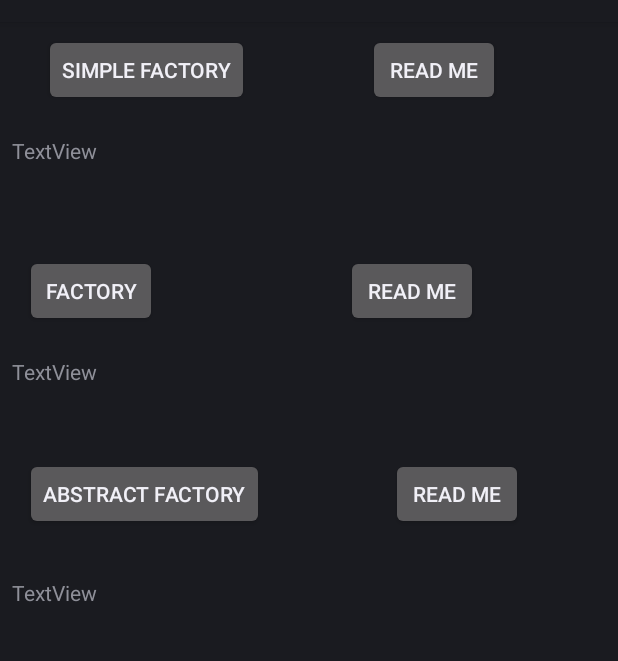
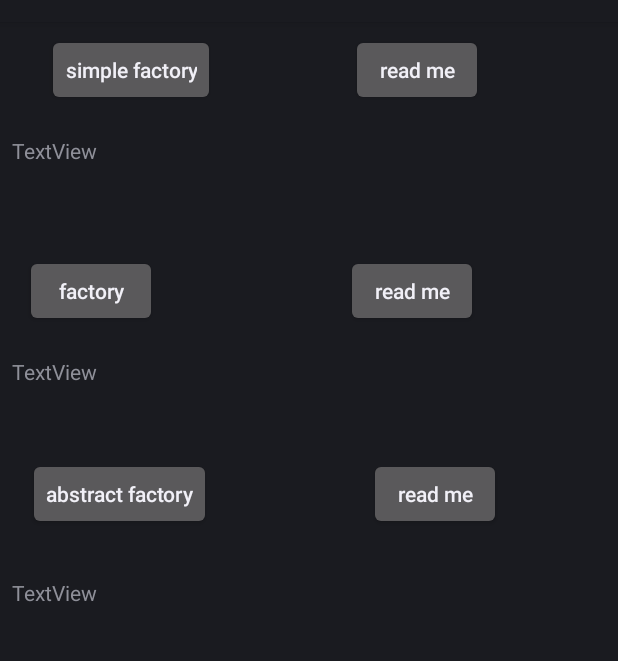
Before and after one commit to fumeidonga/ModularLibrary, an Android app: the FactoryActivity screen opened directly, with no data from a screen before it, on a phone screen of 412 x 824 dp, the part 62-723 px from its top. Run offline under Robolectric (Android 15) with nearby library versions, the phone set to English and light mode, and no system bars; our stand-ins replace ButterKnife; libraries missing offline, so code that uses them is left out: com.orhanobut.logger; network calls fail; 1 statement that could not run was skipped.

Commit message:
android button 字母自动变大写修改，添加 textAllCaps 为false属性

```diff
--- a/testdemo/src/main/res/layout/activity_adapter.xml
+++ b/testdemo/src/main/res/layout/activity_adapter.xml
@@ -25,6 +25,7 @@
         android:layout_marginStart="8dp"
         android:layout_marginTop="8dp"
         android:layout_marginEnd="8dp"
+        android:textAllCaps="false"
         android:text="read me"
         app:layout_constraintEnd_toEndOf="parent"
         app:layout_constraintStart_toStartOf="parent"
--- a/testdemo/src/main/res/layout/activity_builder.xml
+++ b/testdemo/src/main/res/layout/activity_builder.xml
@@ -91,6 +91,7 @@
         android:layout_marginStart="16dp"
         android:layout_marginTop="24dp"
         android:layout_marginEnd="8dp"
+        android:textAllCaps="false"
         android:text="read me"
         app:layout_constraintEnd_toEndOf="parent"
         app:layout_constraintStart_toEndOf="@+id/button2"
--- a/testdemo/src/main/res/layout/activity_dagger_test.xml
+++ b/testdemo/src/main/res/layout/activity_dagger_test.xml
@@ -12,24 +12,28 @@
         android:id="@+id/show_dialog"
         android:layout_width="wrap_content"
         android:layout_height="wrap_content"
+        android:textAllCaps="false"
         android:text="one activity"
         />
     <Button
         android:id="@+id/show_dialog1"
         android:layout_width="wrap_content"
         android:layout_height="wrap_content"
+        android:textAllCaps="false"
         android:text="two activity"
         />
     <Button
         android:id="@+id/show_dialog2"
         android:layout_width="wrap_content"
         android:layout_height="wrap_content"
+        android:textAllCaps="false"
         android:text="three activity"
         />
     <Button
         android:id="@+id/show_dialog3"
         android:layout_width="wrap_content"
         android:layout_height="wrap_content"
+        android:textAllCaps="false"
         android:text="four activity"
         />
 
@@ -37,6 +41,7 @@
         android:id="@+id/show_dialog4"
         android:layout_width="wrap_content"
         android:layout_height="wrap_content"
+        android:textAllCaps="false"
         android:text="fragment"
         />
 
--- a/testdemo/src/main/res/layout/activity_design_model.xml
+++ b/testdemo/src/main/res/layout/activity_design_model.xml
@@ -17,6 +17,7 @@
             <Button
                 android:id="@+id/bottom"
                 android:text="read me"
+                android:textAllCaps="false"
                 android:layout_width="match_parent"
                 android:layout_height="wrap_content" />
             <Button
--- a/testdemo/src/main/res/layout/activity_facade.xml
+++ b/testdemo/src/main/res/layout/activity_facade.xml
@@ -14,6 +14,7 @@
         android:layout_marginTop="8dp"
         android:layout_marginEnd="8dp"
         android:text="read me"
+        android:textAllCaps="false"
         app:layout_constraintEnd_toEndOf="parent"
         app:layout_constraintStart_toStartOf="parent"
         app:layout_constraintTop_toTopOf="parent" />
--- a/testdemo/src/main/res/layout/activity_factory.xml
+++ b/testdemo/src/main/res/layout/activity_factory.xml
@@ -13,6 +13,7 @@
         android:layout_marginStart="8dp"
         android:layout_marginTop="8dp"
         android:layout_marginEnd="8dp"
+        android:textAllCaps="false"
         android:text="simple factory"
         app:layout_constraintEnd_toEndOf="parent"
         app:layout_constraintHorizontal_bias="0.082"
@@ -23,6 +24,7 @@
         android:id="@+id/textView4"
         android:layout_width="match_parent"
         android:layout_height="35dp"
+        android:textAllCaps="false"
         android:layout_marginStart="8dp"
         android:layout_marginTop="20dp"
         android:layout_marginEnd="8dp"
@@ -37,6 +39,7 @@
         android:layout_width="wrap_content"
         android:layout_height="wrap_content"
         android:layout_marginStart="8dp"
+        android:textAllCaps="false"
         android:layout_marginTop="44dp"
         android:layout_marginEnd="8dp"
         android:text="factory"
@@ -51,6 +54,7 @@
         android:layout_height="wrap_content"
         android:layout_marginStart="8dp"
         android:layout_marginTop="20dp"
+        android:textAllCaps="false"
         android:layout_marginEnd="8dp"
         android:text="TextView"
         app:layout_constraintEnd_toEndOf="parent"
@@ -65,6 +69,7 @@
         android:layout_marginStart="8dp"
         android:layout_marginTop="48dp"
         android:layout_marginEnd="8dp"
+        android:textAllCaps="false"
         android:text="abstract factory"
         app:layout_constraintEnd_toEndOf="parent"
         app:layout_constraintHorizontal_bias="0.038"
@@ -77,6 +82,7 @@
         android:layout_height="wrap_content"
         android:layout_marginStart="8dp"
         android:layout_marginTop="32dp"
+        android:textAllCaps="false"
         android:layout_marginEnd="8dp"
         android:text="TextView"
         app:layout_constraintEnd_toEndOf="parent"
@@ -91,6 +97,7 @@
         android:layout_marginStart="8dp"
         android:layout_marginTop="8dp"
         android:layout_marginEnd="8dp"
+        android:textAllCaps="false"
         android:text="read me"
         app:layout_constraintEnd_toEndOf="parent"
         app:layout_constraintStart_toEndOf="@+id/button4"
@@ -103,6 +110,7 @@
         android:layout_marginStart="8dp"
         android:layout_marginTop="44dp"
         android:layout_marginEnd="8dp"
+        android:textAllCaps="false"
         android:text="read me"
         app:layout_constraintEnd_toEndOf="parent"
         app:layout_constraintHorizontal_bias="0.579"
@@ -115,6 +123,7 @@
         android:layout_height="wrap_content"
         android:layout_marginStart="8dp"
         android:layout_marginTop="48dp"
+        android:textAllCaps="false"
         android:layout_marginEnd="8dp"
         android:text="read me"
         app:layout_constraintEnd_toEndOf="parent"
--- a/testdemo/src/main/res/layout/activity_one.xml
+++ b/testdemo/src/main/res/layout/activity_one.xml
@@ -11,6 +11,7 @@
         android:layout_width="wrap_content"
         android:layout_height="wrap_content"
         android:text="Button"
+        android:textAllCaps="false"
         tools:layout_editor_absoluteX="31dp"
         tools:layout_editor_absoluteY="36dp" />
 
@@ -19,6 +20,7 @@
         android:layout_width="wrap_content"
         android:layout_height="wrap_content"
         android:text="TextView"
+        android:textAllCaps="false"
         tools:layout_editor_absoluteX="46dp"
         tools:layout_editor_absoluteY="139dp" />
 </android.support.constraint.ConstraintLayout>
--- a/testdemo/src/main/res/layout/activity_proxy.xml
+++ b/testdemo/src/main/res/layout/activity_proxy.xml
@@ -77,6 +77,7 @@
         android:layout_marginEnd="8dp"
         android:layout_marginTop="8dp"
         android:layout_marginBottom="8dp"
+        android:textAllCaps="false"
         android:text="read me"
         app:layout_constraintStart_toStartOf="parent"
         app:layout_constraintTop_toBottomOf="@+id/textView8" />
--- a/testdemo/src/main/res/layout/activity_test.xml
+++ b/testdemo/src/main/res/layout/activity_test.xml
@@ -17,6 +17,7 @@
             <Button
                 android:id="@+id/bottom0"
                 android:text="load"
+                android:textAllCaps="false"
                 android:layout_width="match_parent"
                 android:layout_height="wrap_content" />
             <Button
--- a/testdemo/src/main/res/layout/fragment_tasks.xml
+++ b/testdemo/src/main/res/layout/fragment_tasks.xml
@@ -9,6 +9,7 @@
     <TextView
         android:layout_width="match_parent"
         android:layout_height="match_parent"
+        android:textAllCaps="false"
         android:text="@string/hello_blank_fragment" />
 
 </FrameLayout>
```
Also changed, not shown: testdemo/src/main/res/layout/activity_home.xml (+17 -0 lines), testdemo/src/main/res/layout/activity_main.xml (+10 -2 lines).
